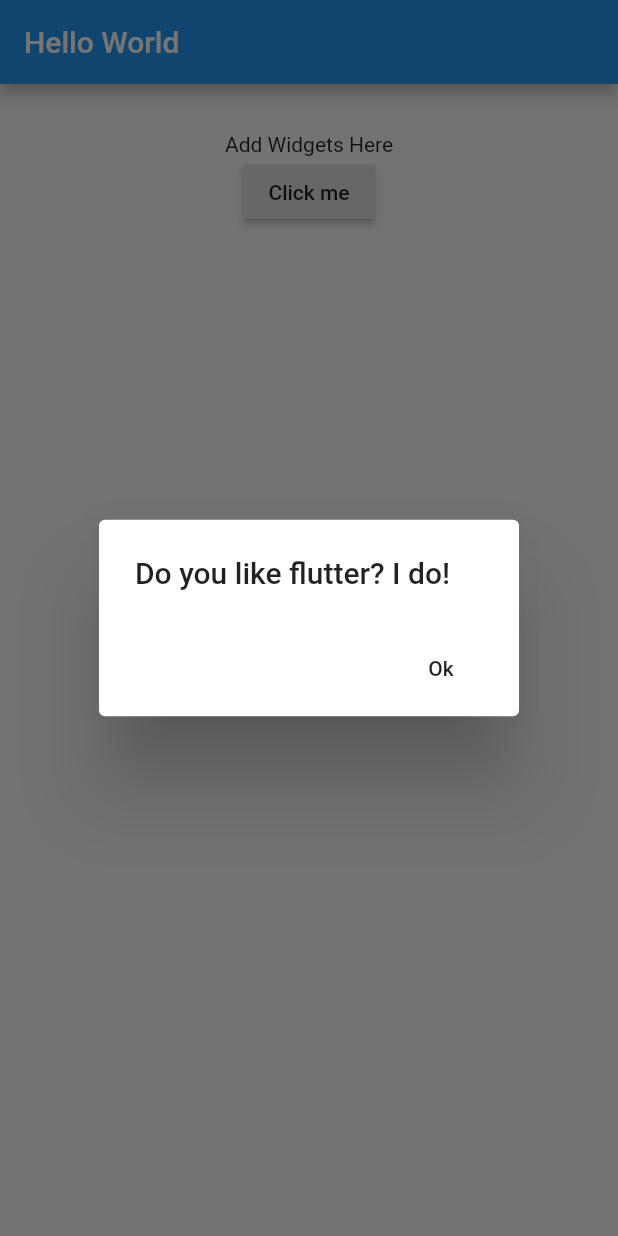
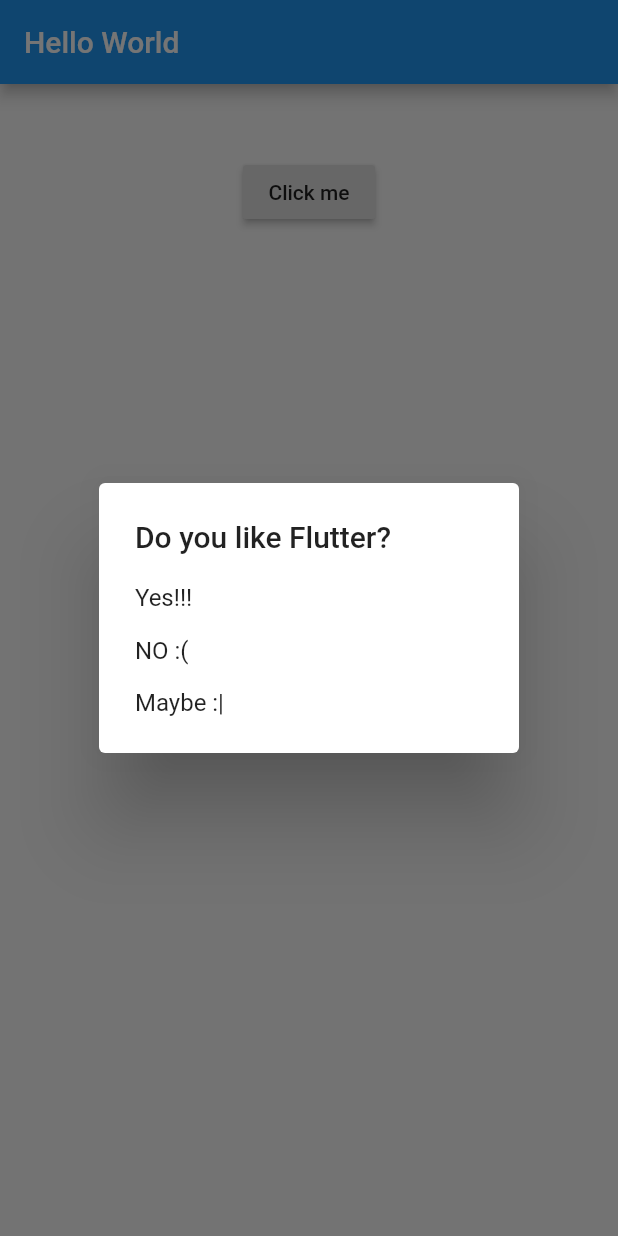
Before and after one commit to andrelashley/flutter-spike-projects, a Flutter app: the screen it shows after launch, after a tap on "Click me", on a phone screen of 412 x 824 dp. Run offline on Flutter 3.47's test engine with Material 2 defaults, Android fonts, the phone set to English and light mode, and no system bars.

Commit message:
Demonstrate a simple dialog

```diff
--- a/button1/lib/main.dart
+++ b/button1/lib/main.dart
@@ -12,11 +12,49 @@ class MyApp extends StatefulWidget {
   _State createState() => new _State();
 }
 
+enum Answers { YES, NO, MAYBE }
+
 class _State extends State<MyApp> {
-  Future _showAlert(BuildContext context, String message) async {
-    return showDialog(context: context, child: new AlertDialog(title: new Text(message), actions: <Widget>[
-      new FlatButton(onPressed: () => Navigator.pop(context), child: new Text('Ok'),)
-    ],));
+  String _value = '';
+
+  void _setValue(String value) => setState(() => _value = value);
+
+  Future _askUser() async {
+    switch (await showDialog(
+        context: context,
+        child: new SimpleDialog(
+          title: new Text('Do you like Flutter?'),
+          children: <Widget>[
+            new SimpleDialogOption(
+              child: new Text('Yes!!!'),
+              onPressed: () {
+                Navigator.pop(context, Answers.YES);
+              },
+            ),
+            new SimpleDialogOption(
+              child: new Text('NO :('),
+              onPressed: () {
+                Navigator.pop(context, Answers.NO);
+              },
+            ),
+            new SimpleDialogOption(
+              child: new Text('Maybe :|'),
+              onPressed: () {
+                Navigator.pop(context, Answers.MAYBE);
+              },
+            ),
+          ],
+        ))) {
+      case Answers.YES:
+        _setValue('Yes');
+        break;
+      case Answers.NO:
+        _setValue('No');
+        break;
+      case Answers.MAYBE:
+        _setValue('Maybe');
+        break;
+    }
   }
 
   @override
@@ -30,8 +68,8 @@ class _State extends State<MyApp> {
           child: new Center(
             child: new Column(
               children: <Widget>[
-                new Text('Add Widgets Here'),
-                new RaisedButton(onPressed: () => _showAlert(context, 'Do you like flutter? I do!'), child: new Text('Click me'),)
+                new Text(_value),
+                new RaisedButton(onPressed: _askUser, child: new Text('Click me'),)
               ],
             ),
           ),
```
